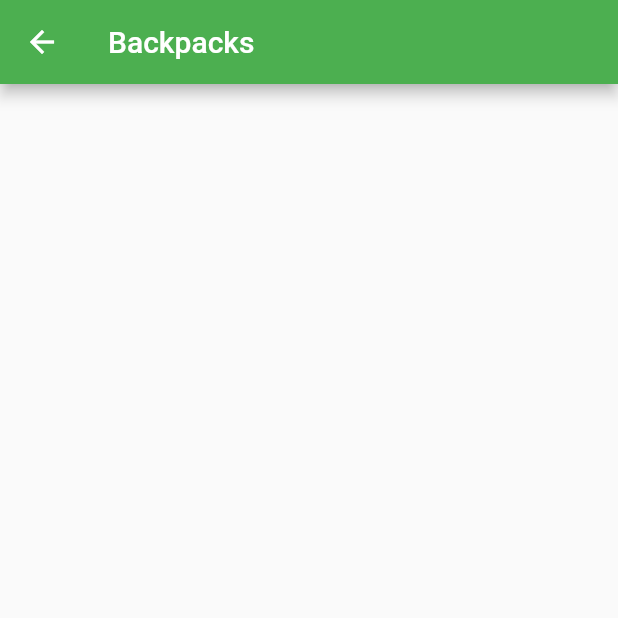
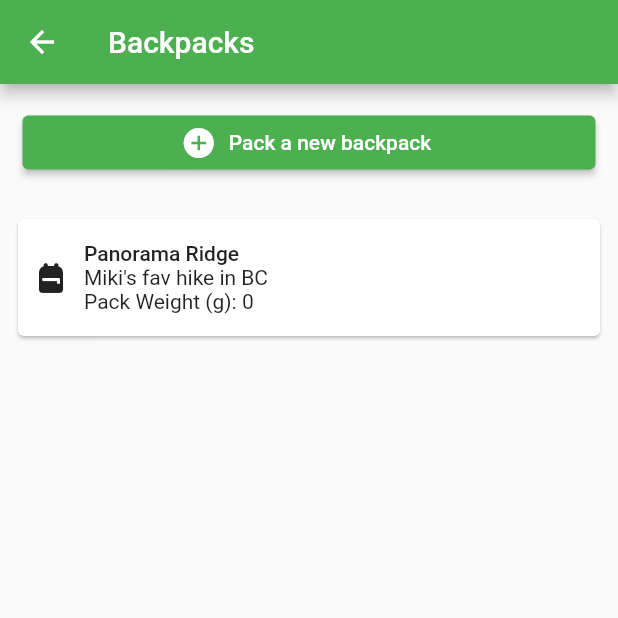
Before and after one commit to me-louie/ultrapack_mobile, a Flutter app: the screen it shows after launch, after a tap on "Backpacks", on a phone screen of 412 x 824 dp, the top half of it. Run offline on Flutter 3.47's test engine with Material 2 defaults, Android fonts, the phone set to English and light mode, and no system bars; our stand-ins replace sqflite; accounts and stored records are empty.

Commit message:
added backpack db

```diff
--- a/lib/main.dart
+++ b/lib/main.dart
@@ -1,17 +1,27 @@
 import 'package:flutter/widgets.dart';
-
 import 'package:flutter/material.dart';
 import 'package:provider/provider.dart';
 import 'package:ultrapack_mobile/models/InventorySelections.dart';
 import 'package:ultrapack_mobile/screens/Backpacks.dart';
 import 'package:ultrapack_mobile/screens/Inventory.dart';
-import 'models/Item.dart';
-import 'services/db.dart';
+import 'models/Backpack.dart';
+import 'services/backpacks_db.dart';
+import 'services/items_db.dart';
 import 'models/Counter.dart';
 
 void main() async {
   WidgetsFlutterBinding.ensureInitialized();
-  await db.init();
+  await ItemsDB.init();
+  await BackpacksDB.init();
+
+  // Backpack elfin = Backpack(
+  //     name: 'Elfin Lakes',
+  //     description: 'Our fav snowshoeing destination',
+  //     weight: 0);
+  // BackpacksDB.insert(Backpack.table, elfin);
+  Backpack pano = Backpack(
+      name: 'Panorama Ridge', description: 'Miki\'s fav hike in BC', weight: 0);
+  BackpacksDB.insert(Backpack.table, pano);
   runApp(UltrapackApp());
 }
 
@@ -50,10 +60,17 @@ class HomePage extends StatelessWidget {
         title: Text(title!),
       ),
       body: Center(
-        child: Column(
-          mainAxisAlignment: MainAxisAlignment.center,
+        child: GridView.count(
+          primary: false,
+          padding: const EdgeInsets.all(20),
+          crossAxisSpacing: 10,
+          mainAxisSpacing: 10,
+          crossAxisCount: 2,
           children: <Widget>[
             ElevatedButton(
+                style: ButtonStyle(
+                    backgroundColor:
+                        MaterialStateProperty.all<Color>(Colors.lightGreen)),
                 onPressed: () {
                   Navigator.pushNamed(context, '/inventory');
                 },
@@ -75,14 +92,14 @@ class HomePage extends StatelessWidget {
           ],
         ),
       ),
-      floatingActionButton: FloatingActionButton(
-        onPressed: () {
-          var counter = context.read<Counter>();
-          counter.incrementCounter();
-        },
-        tooltip: 'Increment',
-        child: Icon(Icons.add),
-      ), // This trailing comma makes auto-formatting nicer for build methods.
+      // floatingActionButton: FloatingActionButton(
+      //   onPressed: () {
+      //     var counter = context.read<Counter>();
+      //     counter.incrementCounter();
+      //   },
+      //   tooltip: 'Increment',
+      //   child: Icon(Icons.add),
+      // ), // This trailing comma makes auto-formatting nicer for build methods.
     );
   }
 }
--- /dev/null
+++ b/lib/models/Backpack.dart
@@ -0,0 +1,34 @@
+import 'package:ultrapack_mobile/models/Model.dart';
+
+class Backpack extends Model {
+  static String table = 'backpacks';
+
+  final int? id;
+  final String name;
+  final String description;
+  final int weight;
+
+  Backpack(
+      {this.id,
+      required this.name,
+      required this.description,
+      required this.weight});
+
+  Map<String, dynamic> toMap() {
+    return {
+      'id': id,
+      'name': name,
+      'description': description,
+      'weight': weight,
+    };
+  }
+
+  static Backpack fromMap(Map<String, dynamic> map) {
+    return Backpack(
+      id: map['id'],
+      name: map['name'],
+      description: map['description'],
+      weight: map['weight'],
+    );
+  }
+}
--- a/lib/models/Item.dart
+++ b/lib/models/Item.dart
@@ -1,6 +1,3 @@
-import 'package:flutter/material.dart';
-import 'package:sqflite/sqflite.dart';
-
 import 'Model.dart';
 
 class Item extends Model {
--- a/lib/screens/Backpacks.dart
+++ b/lib/screens/Backpacks.dart
@@ -1,9 +1,91 @@
 import 'package:flutter/material.dart';
+import 'package:ultrapack_mobile/models/Backpack.dart';
+import 'package:ultrapack_mobile/services/backpacks_db.dart';
 
-class Backpacks extends StatelessWidget {
+class Backpacks extends StatefulWidget {
+  @override
+  _BackpacksState createState() => _BackpacksState();
+}
+
+class _BackpacksState extends State<Backpacks> {
+  List<Backpack> _backpacks = [];
+
+  @override
+  void initState() {
+    refresh();
+    super.initState();
+  }
+
+  void refresh() async {
+    List<Map<String, dynamic>> _results =
+        await BackpacksDB.query(Backpack.table);
+    _backpacks = _results.map((bp) => Backpack.fromMap(bp)).toList();
+    setState(() {});
+  }
 
   @override
   Widget build(BuildContext context) {
-    return Scaffold(appBar: AppBar(title: Text('Backpacks')));
+    // final List<int> colorCodes = <int>[600, 500, 100];
+    return Scaffold(
+      appBar: AppBar(title: Text('Backpacks')),
+      body: Column(crossAxisAlignment: CrossAxisAlignment.stretch, children: [
+        Container(
+          margin: const EdgeInsets.all(15),
+          child: ElevatedButton.icon(
+            onPressed: () {
+              print('new bp');
+            },
+            icon: Icon(Icons.add_circle),
+            label: Text('Pack a new backpack'),
+          ),
+        ),
+        Flexible(
+            child: ListView.builder(
+          padding: const EdgeInsets.all(8.0),
+          itemCount: _backpacks.length,
+          itemBuilder: (BuildContext context, int index) {
+            return BackpackListItem(
+                title: _backpacks[index].name,
+                description: _backpacks[index].description,
+                weight: _backpacks[index].weight);
+          },
+        ))
+      ]),
+    );
   }
 }
+
+class BackpackListItem extends StatelessWidget {
+  const BackpackListItem(
+      {required this.title, required this.description, required this.weight});
+
+  final String title;
+  final String description;
+  final int weight;
+
+  @override
+  Widget build(BuildContext context) {
+    return Card(
+        child: Padding(
+      padding: EdgeInsets.all(10),
+      child: Row(
+        mainAxisAlignment: MainAxisAlignment.start,
+        children: [
+          Icon(Icons.backpack_rounded),
+          Container(
+            padding: EdgeInsets.symmetric(vertical: 5.0, horizontal: 10.0),
+            child: Column(
+              crossAxisAlignment: CrossAxisAlignment.start,
+              children: [
+                Text('${title}', style: Theme.of(context).textTheme.bodyText1),
+                Text('${description}',
+                    style: Theme.of(context).textTheme.bodyText2),
+                Text('Pack Weight (g): ${weight}')
+              ],
+            ),
+          )
+        ],
+      ),
+    ));
+  }
+}
--- a/lib/screens/Inventory.dart
+++ b/lib/screens/Inventory.dart
@@ -5,7 +5,7 @@ import 'package:ultrapack_mobile/models/InventorySelections.dart';
 import 'package:ultrapack_mobile/models/Item.dart';
 import 'package:ultrapack_mobile/models/Model.dart';
 
-import '../services/db.dart';
+import '../services/items_db.dart';
 
 class Inventory extends StatefulWidget {
   @override
@@ -35,7 +35,6 @@ class _InventoryState extends State<Inventory> {
           child: Container(
               alignment: Alignment.bottomRight,
               padding: EdgeInsets.all(10.0),
-              // margin: EdgeInsets.all(10.0),
               child: IconButton(
                 icon: const Icon(Icons.delete),
                 onPressed: () {
@@ -46,19 +45,16 @@ class _InventoryState extends State<Inventory> {
         Flexible(
             child: ListView.builder(
           padding: EdgeInsets.all(8.0),
-          // reverse: true,
           itemBuilder: (context, int index) {
             final item = _inventory[index];
             return Dismissible(
               key: UniqueKey(),
               onDismissed: (direction) {
-                db.delete(Item.table, item);
+                ItemsDB.delete(Item.table, item);
                 refresh();
               },
               child: GestureDetector(
                   onLongPress: () {
-                    print('long press');
-                    // showDialog(context: context, builder: (context) => dialog);
                     _showEditDialog(item);
                   },
                   child: InventoryItem(item.id, item.name, item.weight)),
@@ -146,15 +142,17 @@ class _InventoryState extends State<Inventory> {
                 TextFormField(
                   controller: _editNameController,
                   decoration: InputDecoration(
-                    icon: Icon(Icons.backpack),
+                    icon: Icon(Icons.backpack_rounded),
                     border: UnderlineInputBorder(),
                     labelText: 'Item',
                   ),
                 ),
                 TextFormField(
                   controller: _editWeightController,
+                  keyboardType: TextInputType.number,
+                  inputFormatters: [FilteringTextInputFormatter.digitsOnly],
                   decoration: InputDecoration(
-                      icon: Icon(Icons.account_tree),
+                      icon: Icon(Icons.fitness_center),
                       border: UnderlineInputBorder(),
                       labelText: 'Weight (g)'),
                 ),
@@ -172,12 +170,14 @@ class _InventoryState extends State<Inventory> {
             TextButton(
               child: Text('Confirm'),
               onPressed: () {
-                if (initialName != _editNameController.text || initialWeight != int.tryParse(_editWeightController.text)!) {
+                if (initialName != _editNameController.text ||
+                    initialWeight !=
+                        int.tryParse(_editWeightController.text)!) {
                   Model updated = Item(
                       id: id,
                       name: _editNameController.text,
                       weight: int.tryParse(_editWeightController.text)!);
-                  db.update(Item.table, updated);
+                  ItemsDB.update(Item.table, updated);
                   refresh();
                 }
                 Navigator.of(context).pop();
@@ -193,7 +193,7 @@ class _InventoryState extends State<Inventory> {
     _textController.clear();
     _weightController.clear();
     Model item = Item(name: text, weight: weight);
-    await db.insert(Item.table, item);
+    await ItemsDB.insert(Item.table, item);
     setState(() {});
     refresh();
     _focusNode.requestFocus();
@@ -202,13 +202,13 @@ class _InventoryState extends State<Inventory> {
   void _deleteSelections() async {
     var selections = context.read<InventorySelections>();
     for (int id in selections.inventorySelections) {
-      db.deleteById(Item.table, id);
+      ItemsDB.deleteById(Item.table, id);
     }
     refresh();
   }
 
   void refresh() async {
-    List<Map<String, dynamic>> _results = await db.query(Item.table);
+    List<Map<String, dynamic>> _results = await ItemsDB.query(Item.table);
     _inventory = _results.map((item) => Item.fromMap(item)).toList();
     setState(() {});
   }
@@ -243,8 +243,6 @@ class _InventoryItemState extends State<InventoryItem> {
                 _isChecked = value;
               });
               var selections = context.read<InventorySelections>();
-              selections.toggleSelection(widget.id!);
-              print(selections);
             },
             secondary: const Icon(Icons.wb_sunny),
           ),
--- /dev/null
+++ b/lib/services/backpacks_db.dart
@@ -0,0 +1,42 @@
+import 'dart:async';
+import 'package:sqflite/sqflite.dart';
+import 'package:ultrapack_mobile/models/Model.dart';
+
+abstract class BackpacksDB {
+  static Database? _db;
+
+  static int get _version => 1;
+
+  static Future<void> init() async {
+    if (_db != null) {
+      return;
+    }
+
+    try {
+      String _path = await getDatabasesPath() + 'backpacks';
+      _db = await openDatabase(_path, version: _version, onCreate: onCreate);
+      // _db!.execute('DELETE FROM backpacks');
+      print('BACKPACKS db initialized!!!!!');
+      print(_path);
+    } catch (ex) {
+      print(ex);
+    }
+  }
+
+  static void onCreate(Database db, int version) async {
+    await db.execute('CREATE TABLE backpacks ('
+        'id INTEGER PRIMARY KEY AUTOINCREMENT, '
+        'name STRING, '
+        'description STRING, '
+        'weight INTEGER)');
+  }
+
+  static Future<List<Map<String, dynamic>>> query(String table) async {
+    return _db!.query(table);
+  }
+
+  static Future<int> insert(String table, Model model) async {
+    return await _db!.insert(table, model.toMap(),
+        conflictAlgorithm: ConflictAlgorithm.replace);
+  }
+}
--- a/lib/services/db.dart
+++ b/lib/services/db.dart
@@ -1,50 +1,17 @@
-import 'dart:async';
-import 'package:sqflite/sqflite.dart';
-import 'package:ultrapack_mobile/models/Model.dart';
-
-abstract class db {
-  static Database ? _db;
-
-  static int get _version => 1;
-
-  static Future<void> init() async {
-    if (_db != null) {
-      return;
-    }
-
-    try {
-      String _path = await getDatabasesPath() + 'items_inventory';
-      _db = await openDatabase(_path, version: _version, onCreate: onCreate);
-      // _db!.execute('DELETE FROM items_inventory');
-      print('db initialized!!!!!');
-      print(_path);
-    }
-    catch (ex) {
-      print(ex);
-    }
-  }
-  static void onCreate(Database db, int version) async {
-    await db.execute(
-        'CREATE TABLE items_inventory (id INTEGER PRIMARY KEY AUTOINCREMENT, name STRING, weight INTEGER)'
-    );
-  }
-
-  static Future<List<Map<String, dynamic>>> query(String table) async {
-    return _db!.query(table);
-  }
-
-  static Future<int> insert(String table, Model model) async {
-    return await _db!.insert(table, model.toMap(), conflictAlgorithm: ConflictAlgorithm.replace);
-  }
-
-  static Future<int> update(String table, Model model) async {
-    return _db!.update(table, model.toMap(), where: 'id = ?', whereArgs: [model.id]);
-  }
-
-  static Future<int> delete(String table, Model model) async {
-    return await _db!.delete(table, where: 'id = ?', whereArgs: [model.id]);
-  }
-  static Future<int> deleteById(String table, int id) async {
-    return await _db!.delete(table, where: 'id = ?', whereArgs: [id]);
-  }
-}
+// import 'dart:async';
+// import 'package:sqflite/sqflite.dart';
+// import 'package:ultrapack_mobile/models/Model.dart';
+//
+// abstract class db {
+//   static Database? _db;
+//
+//   static int get _version => 1;
+//
+//   static Future<void> init() async {}
+//   static void onCreate(Database db, int version) async {}
+//
+//   // Future<int> insert(String table, Model model) async {
+//   //   return await _db!.insert(table, model.toMap(),
+//   //       conflictAlgorithm: ConflictAlgorithm.replace);
+//   // }
+// }
--- /dev/null
+++ b/lib/services/items_db.dart
@@ -0,0 +1,52 @@
+import 'dart:async';
+import 'package:sqflite/sqflite.dart';
+import 'package:ultrapack_mobile/models/Model.dart';
+
+abstract class ItemsDB {
+  static Database? _db;
+
+  static int get _version => 1;
+
+  static Future<void> init() async {
+    if (_db != null) {
+      return;
+    }
+
+    try {
+      String _path = await getDatabasesPath() + 'items_inventory';
+      _db = await openDatabase(_path, version: _version, onCreate: onCreate);
+      // _db!.execute('DELETE FROM items_inventory');
+      print('db initialized!!!!!');
+      print(_path);
+    } catch (ex) {
+      print(ex);
+    }
+  }
+
+  static void onCreate(Database db, int version) async {
+    await db.execute(
+        'CREATE TABLE items_inventory (id INTEGER PRIMARY KEY AUTOINCREMENT, name STRING, weight INTEGER)');
+  }
+
+  static Future<List<Map<String, dynamic>>> query(String table) async {
+    return _db!.query(table);
+  }
+
+  static Future<int> insert(String table, Model model) async {
+    return await _db!.insert(table, model.toMap(),
+        conflictAlgorithm: ConflictAlgorithm.replace);
+  }
+
+  static Future<int> update(String table, Model model) async {
+    return _db!
+        .update(table, model.toMap(), where: 'id = ?', whereArgs: [model.id]);
+  }
+
+  static Future<int> delete(String table, Model model) async {
+    return await _db!.delete(table, where: 'id = ?', whereArgs: [model.id]);
+  }
+
+  static Future<int> deleteById(String table, int id) async {
+    return await _db!.delete(table, where: 'id = ?', whereArgs: [id]);
+  }
+}
```
